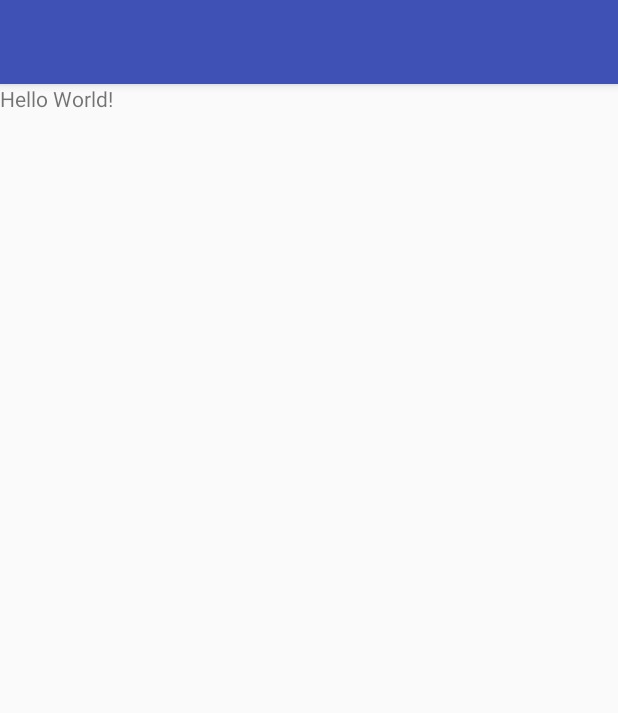
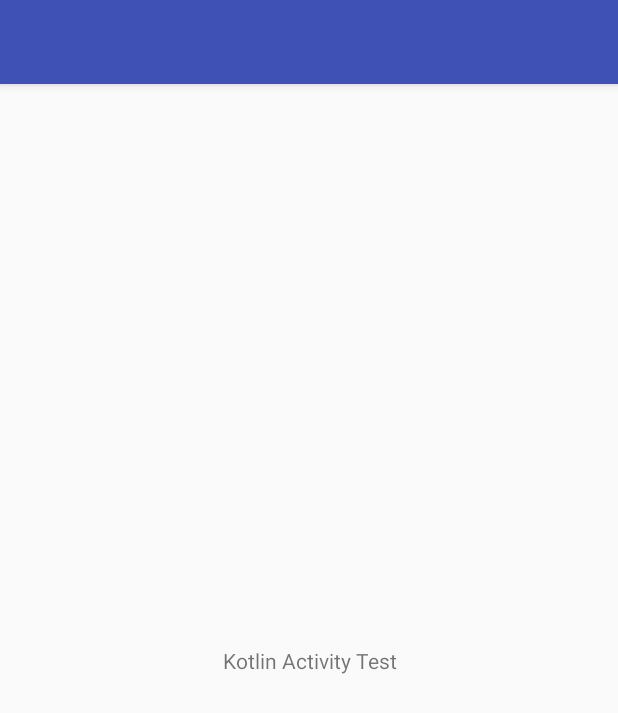
Before and after one commit to lmiyagi/BaseApplication, an Android app: the screen it shows after launch (MainActivity before the commit, KotlinExampleActivity after it), on a phone screen of 412 x 824 dp. Shown: the top 713 px of the screen. Run offline under Robolectric (Android 15) with nearby library versions, the phone set to English and light mode, and no system bars; our stand-ins replace Dagger/Hilt's generated code.

Commit message:
creating kotlin example activity, updating some versions (this is still unfinished

```diff
--- a/app/src/main/AndroidManifest.xml
+++ b/app/src/main/AndroidManifest.xml
@@ -11,6 +11,9 @@
         android:supportsRtl="true"
         android:theme="@style/AppTheme">
         <activity android:name=".presentation.main.MainActivity">
+        </activity>
+        <activity android:name=".presentation.kotlin.KotlinExampleActivity">
+
             <intent-filter>
                 <action android:name="android.intent.action.MAIN" />
 
--- /dev/null
+++ b/app/src/main/java/br/com/leonardomiyagi/baseapplication/presentation/kotlin/KotlinExampleActivity.kt
@@ -0,0 +1,27 @@
+package br.com.leonardomiyagi.baseapplication.presentation.kotlin
+
+import android.os.Bundle
+import br.com.leonardomiyagi.baseapplication.R
+import br.com.leonardomiyagi.baseapplication.presentation.base.BaseActivity
+import javax.inject.Inject
+
+class KotlinExampleActivity : BaseActivity(), KotlinExampleContract.View {
+
+    @Inject
+    private lateinit var presenter: KotlinExampleContract.Presenter
+
+    override fun onCreate(savedInstanceState: Bundle?) {
+        super.onCreate(savedInstanceState)
+        setContentView(R.layout.activity_kotlin_example)
+    }
+
+    override fun onStart() {
+        super.onStart()
+        presenter.attachView(this)
+    }
+
+    override fun onStop() {
+        presenter.detachView()
+        super.onStop()
+    }
+}
--- /dev/null
+++ b/app/src/main/java/br/com/leonardomiyagi/baseapplication/presentation/kotlin/KotlinExampleContract.kt
@@ -0,0 +1,16 @@
+package br.com.leonardomiyagi.baseapplication.presentation.kotlin
+
+/**
+ * Created by SES\leonardom on 07/11/17.
+ */
+interface KotlinExampleContract {
+
+    interface View {
+
+    }
+
+    interface Presenter {
+        fun attachView(view: View)
+        fun detachView()
+    }
+}
--- /dev/null
+++ b/app/src/main/java/br/com/leonardomiyagi/baseapplication/presentation/kotlin/KotlinExamplePresenter.kt
@@ -0,0 +1,19 @@
+package br.com.leonardomiyagi.baseapplication.presentation.kotlin
+
+import javax.inject.Inject
+
+/**
+ * Created by SES\leonardom on 07/11/17.
+ */
+class KotlinExamplePresenter @Inject constructor() : KotlinExampleContract.Presenter {
+
+    private var view: KotlinExampleContract.View? = null
+
+    override fun attachView(view: KotlinExampleContract.View) {
+        this.view = view
+    }
+
+    override fun detachView() {
+        this.view = null
+    }
+}
--- /dev/null
+++ b/app/src/main/res/layout/activity_kotlin_example.xml
@@ -0,0 +1,21 @@
+<?xml version="1.0" encoding="utf-8"?>
+<android.support.constraint.ConstraintLayout xmlns:android="http://schemas.android.com/apk/res/android"
+    xmlns:app="http://schemas.android.com/apk/res-auto"
+    xmlns:tools="http://schemas.android.com/tools"
+    android:layout_width="match_parent"
+    android:layout_height="match_parent"
+    tools:context="br.com.leonardomiyagi.baseapplication.presentation.kotlin.KotlinExampleActivity">
+
+    <TextView
+        android:id="@+id/textView2"
+        android:layout_width="0dp"
+        android:layout_height="wrap_content"
+        android:layout_marginEnd="16dp"
+        android:layout_marginStart="16dp"
+        android:gravity="center"
+        android:text="Kotlin Activity Test"
+        app:layout_constraintBottom_toBottomOf="parent"
+        app:layout_constraintEnd_toEndOf="parent"
+        app:layout_constraintStart_toStartOf="parent"
+        app:layout_constraintTop_toTopOf="parent" />
+</android.support.constraint.ConstraintLayout>
--- a/app/src/main/res/values/strings.xml
+++ b/app/src/main/res/values/strings.xml
@@ -1,2 +1 @@
-<resources>
-</resources>
+<resources></resources>
```
Also changed, not shown: app/build.gradle (+15 -20 lines), app/src/main/java/br/com/leonardomiyagi/baseapplication/presentation/graph/BindingModule.java (+9 -1 lines), app/src/main/java/br/com/leonardomiyagi/baseapplication/presentation/kotlin/KotlinExampleComponent.kt (added, +26 -0 lines), build.gradle (+6 -3 lines), gradle/wrapper/gradle-wrapper.properties.
